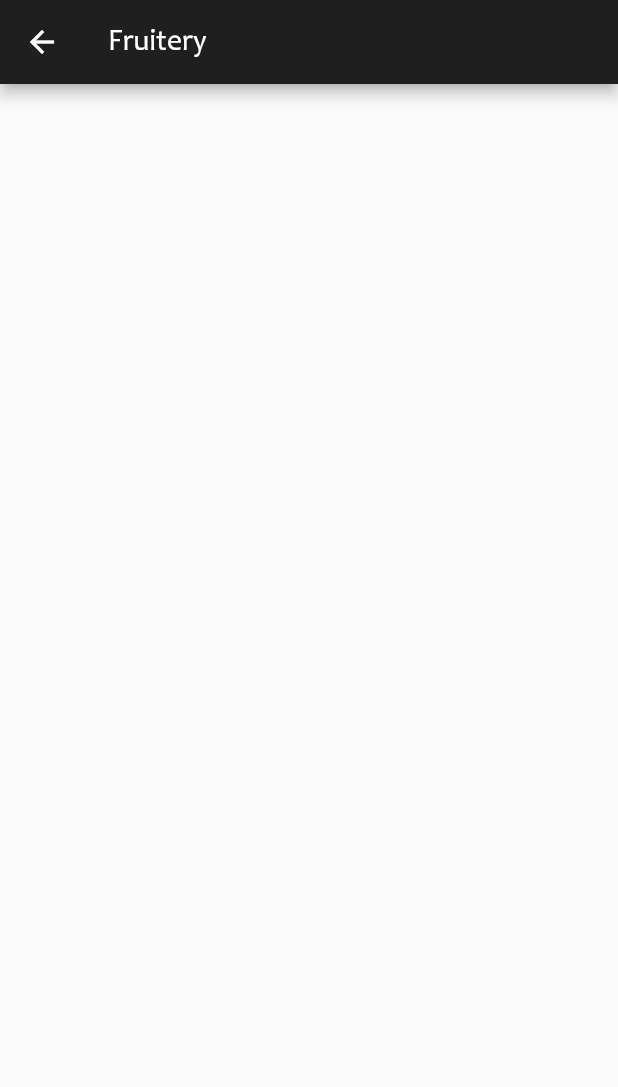
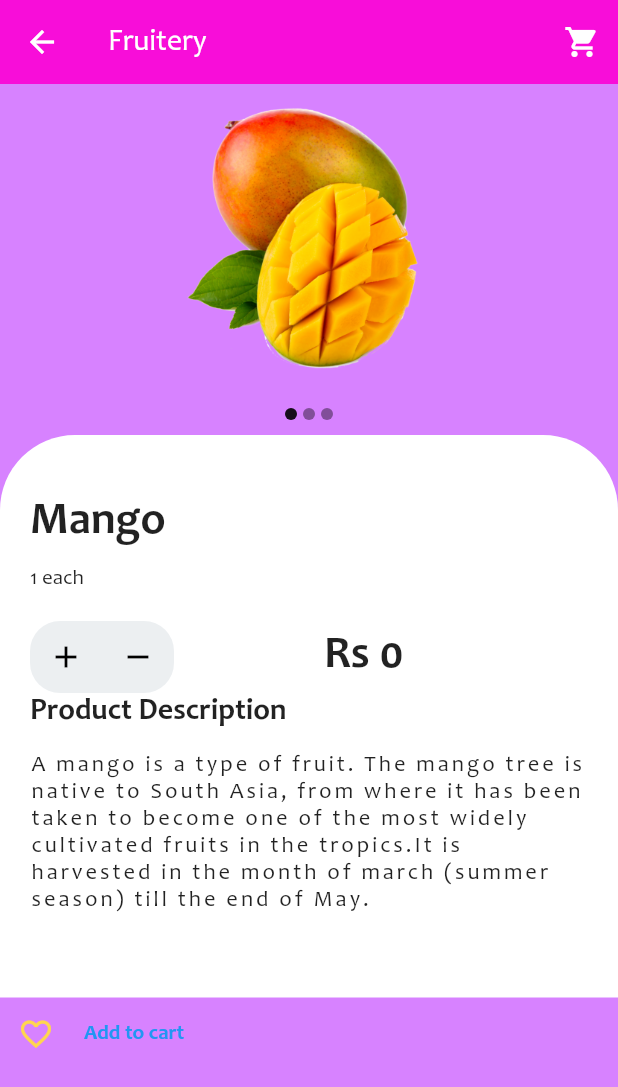
Before and after one commit to Doelkerminator/flutter_doelker_application, a Flutter app: the Fruit screen opened by its route, on a phone screen of 412 x 824 dp. Shown: the top 1087 px of the screen. Run offline on Flutter 3.47's test engine with Material 2 defaults, Android fonts, the phone set to English and light mode, and no system bars; drawn by our look-alikes of carousel_slider; missing offline and left inert: splash_screen_view.

Commit message:
Practica 1 - UI Challenge

```diff
--- /dev/null
+++ b/lib/controllers/counter.dart
@@ -0,0 +1,63 @@
+import 'package:flutter/cupertino.dart';
+import 'package:flutter/material.dart';
+
+class CounterDesign extends StatefulWidget {
+  const CounterDesign({Key? key}) : super(key: key);
+
+  @override
+  State<CounterDesign> createState() => _CounterDesignState();
+}
+
+class _CounterDesignState extends State<CounterDesign> {
+  int _n = 0;
+  int _amt = 0;
+
+  void add() {
+    setState(() {
+      _n++;
+      _amt += 10;
+    });
+  }
+
+  void minus() {
+    setState(() {
+      if (_n != 0) {
+        _n--;
+        _amt -= 10;
+      }
+    });
+  }
+
+  @override
+  Widget build(BuildContext context) {
+    return Row(
+      children: <Widget>[
+        Container(
+          decoration: BoxDecoration(
+            color: Colors.blueGrey[50],
+            borderRadius: BorderRadius.circular(20.0),
+          ),
+          child: Row(
+            children: <Widget>[
+              IconButton(
+                  onPressed: () => add(),
+                  icon: const Icon(Icons.add, color: Colors.black)),
+              IconButton(
+                  onPressed: () => minus(),
+                  icon: const Icon(Icons.remove, color: Colors.black)),
+            ],
+          ),
+        ),
+        const SizedBox(width: 100),
+        Container(
+            child: Text(
+          'Rs $_amt',
+          style: const TextStyle(
+            fontWeight: FontWeight.bold,
+            fontSize: 30.0,
+          ),
+        ))
+      ],
+    );
+  }
+}
--- a/lib/screens/fruit.dart
+++ b/lib/screens/fruit.dart
@@ -1,15 +1,130 @@
 import 'package:flutter/material.dart';
+import 'package:flutter_application/controllers/counter.dart';
+import 'package:flutter_application/views/carousel_fruit.dart';
 
-class Fruit extends StatelessWidget {
+class Fruit extends StatefulWidget {
   const Fruit({Key? key}) : super(key: key);
+
+  @override
+  State<Fruit> createState() => _FruitState();
+}
+
+class _FruitState extends State<Fruit> {
+  bool _isFavorited = true;
+
+  void _toggleFavorite() {
+    setState(() {
+      _isFavorited = !_isFavorited;
+    });
+  }
 
   @override
   Widget build(BuildContext context) {
     return Scaffold(
-      appBar: AppBar(
-        title: const Text("Fruitery"),
-        backgroundColor: const Color(0xFF1F1F1F),
-      ),
-    );
+        backgroundColor: Color.fromARGB(255, 215, 130, 255),
+        appBar: AppBar(
+          title: const Text("Fruitery"),
+          elevation: 0,
+          backgroundColor: Color.fromARGB(255, 248, 13, 217),
+          actions: <Widget>[
+            IconButton(
+                onPressed: () {},
+                icon: const Icon(Icons.shopping_cart, color: Colors.white)),
+          ],
+        ),
+        body: ListView(
+          children: [
+            Column(
+              children: const [CarouselFruit()],
+            ),
+            Container(
+              decoration: const BoxDecoration(
+                  color: Colors.white,
+                  borderRadius: BorderRadius.only(
+                      topLeft: Radius.circular(50.0),
+                      topRight: Radius.circular(50.0))),
+              height: 375.0,
+              width: 500.0,
+              child: Align(
+                  alignment: Alignment.bottomLeft,
+                  child: Padding(
+                    padding: const EdgeInsets.all(20.0),
+                    child: Column(
+                      crossAxisAlignment: CrossAxisAlignment.start,
+                      children: const <Widget>[
+                        SizedBox(
+                          height: 20.0,
+                        ),
+                        Text(
+                          'Mango',
+                          style: TextStyle(
+                              fontSize: 30.0, fontWeight: FontWeight.bold),
+                        ),
+                        SizedBox(
+                          height: 10.0,
+                        ),
+                        Text('1 each'),
+                        SizedBox(
+                          height: 20.0,
+                        ),
+                        CounterDesign(),
+                        Text(
+                          'Product Description',
+                          style: TextStyle(
+                              fontSize: 20.0, fontWeight: FontWeight.bold),
+                        ),
+                        SizedBox(
+                          height: 15.0,
+                        ),
+                        Text(
+                          'A mango is a type of fruit. '
+                          'The mango tree is native to South Asia, '
+                          'from where it has been taken to become one of the most widely cultivated fruits in the tropics.'
+                          'It is harvested in the month of march (summer season) till the end of May.',
+                          style: TextStyle(letterSpacing: 2.0, fontSize: 15.0),
+                        ),
+                      ],
+                    ),
+                  )),
+            ),
+            Row(
+              children: <Widget>[
+                ButtonTheme(
+                  shape: RoundedRectangleBorder(
+                    borderRadius: BorderRadius.circular(20.0),
+                    side: const BorderSide(color: Colors.amber),
+                  ),
+                  height: 70.0,
+                  child: IconButton(
+                    icon: _isFavorited
+                        ? Icon(
+                            Icons.favorite_border,
+                            color: Colors.amber[300],
+                          )
+                        : Icon(
+                            Icons.favorite,
+                            color: Colors.amber[300],
+                          ),
+                    onPressed: () => _toggleFavorite(),
+                  ),
+                ),
+                ButtonTheme(
+                  buttonColor: Colors.amber,
+                  shape: RoundedRectangleBorder(
+                      borderRadius: BorderRadius.circular(20.0)),
+                  height: 70.0,
+                  minWidth: 260.0,
+                  child: TextButton(
+                    onPressed: () {},
+                    child: const Text(
+                      'Add to cart',
+                      style: TextStyle(fontWeight: FontWeight.bold),
+                    ),
+                  ),
+                )
+              ],
+            ),
+          ],
+        ));
   }
 }
--- /dev/null
+++ b/lib/views/carousel_fruit.dart
@@ -0,0 +1,61 @@
+import 'package:carousel_slider/carousel_slider.dart';
+import 'package:flutter/material.dart';
+
+final List<String> imgList = [
+  "images/mango.png",
+  "images/manzana.png",
+  "images/coco.png"
+];
+
+class CarouselFruit extends StatefulWidget {
+  const CarouselFruit({Key? key}) : super(key: key);
+
+  @override
+  State<CarouselFruit> createState() => _CarouselFruit();
+}
+
+class _CarouselFruit extends State<CarouselFruit> {
+  int _current = 0;
+
+  @override
+  Widget build(BuildContext context) {
+    return Column(
+      children: [
+        CarouselSlider(
+          items: imgList
+              .map((item) => Container(
+                    child: Center(child: Image.asset(item.toString())),
+                  ))
+              .toList(),
+          options: CarouselOptions(
+              autoPlay: true,
+              enlargeCenterPage: true,
+              aspectRatio: 2.0,
+              onPageChanged: (index, reason) {
+                setState(() {
+                  _current = index;
+                });
+              }),
+        ),
+        Row(
+          mainAxisAlignment: MainAxisAlignment.center,
+          children: imgList.map((url) {
+            int index = imgList.indexOf(url);
+            return Container(
+              width: 8.0,
+              height: 8.0,
+              margin:
+                  const EdgeInsets.symmetric(vertical: 10.0, horizontal: 2.0),
+              decoration: BoxDecoration(
+                shape: BoxShape.circle,
+                color: _current == index
+                    ? const Color.fromRGBO(0, 0, 0, 0.9)
+                    : const Color.fromRGBO(0, 0, 0, 0.4),
+              ),
+            );
+          }).toList(),
+        )
+      ],
+    );
+  }
+}
--- a/pubspec.yaml
+++ b/pubspec.yaml
@@ -20,6 +20,7 @@ dependencies:
   cupertino_icons: ^1.0.2
   splashscreen: ^1.3.5
   splash_screen_view: ^3.0.0
+  carousel_slider: ^4.0.0
 
 dev_dependencies:
   flutter_test:
@@ -46,6 +47,9 @@ flutter:
   assets:
     - images/slime.png
     - images/gnomed.jpg
+    - images/manzana.png
+    - images/mango.png
+    - images/coco.png
 
 # Fonts
   fonts:
```
Also changed, not shown: images/coco.png (added), images/mango.png (added), images/manzana.png (added), pubspec.lock.
